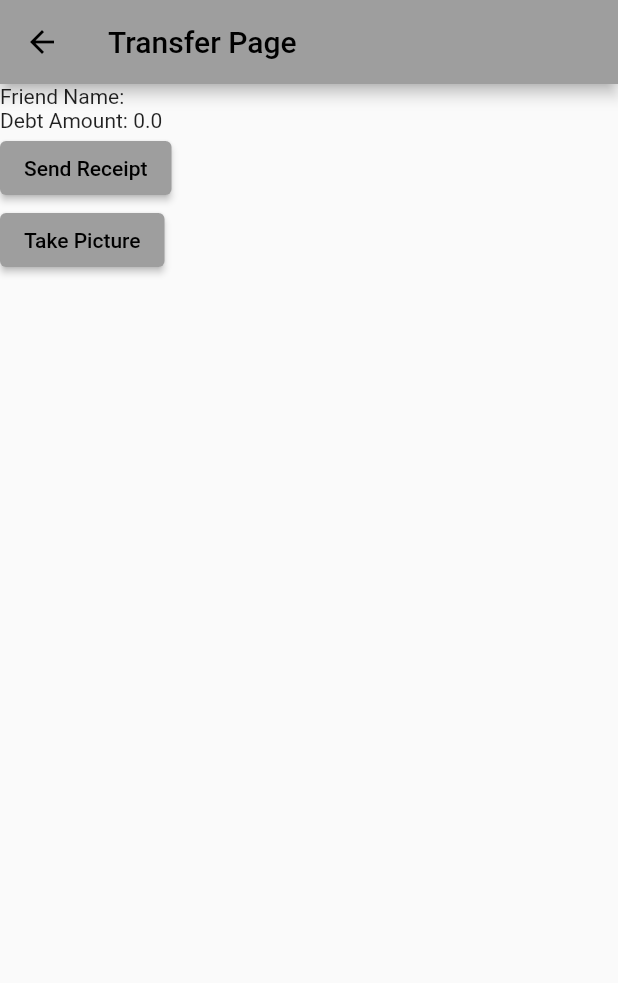
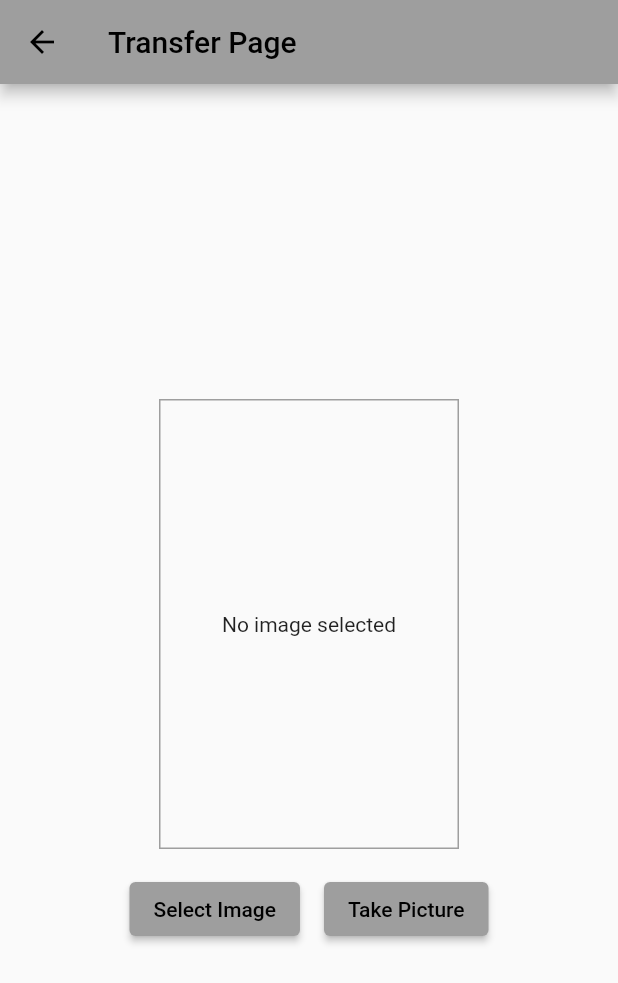
Before and after one commit to Ashyraf/pay2gether, a Flutter app: the TransferPage screen opened directly with empty values, on a phone screen of 412 x 824 dp. Shown: the top 983 px of the screen. Run offline on Flutter 3.47's test engine with Material 2 defaults, Android fonts, the phone set to English and light mode, and no system bars; our stand-ins replace cloud_firestore, firebase_auth, firebase_core, firebase_messaging, firebase_storage, image_picker; accounts and stored records are empty.

Commit message:
user transfer and meet up done

```diff
--- a/lib/screen/masterroomcard.dart
+++ b/lib/screen/masterroomcard.dart
@@ -87,11 +87,6 @@ class _MasterRoomCardState extends State<MasterRoomCard> {
               print('Status: $status');
             }
 
-            // Print roomData to inspect its fields
-            print('roomData: $roomData');
-            print(
-                'DocumentSnapshot data: ${snapshot.data!.docs[index].data()}');
-
             return Card(
               child: ListTile(
                 title: Text(roomName),
--- a/lib/screen/roomcardextend.dart
+++ b/lib/screen/roomcardextend.dart
@@ -249,6 +249,7 @@ class _RoomCardExtendState extends State<RoomCardExtend> {
                         roomName: roomName,
                         friendName: friendName,
                         debtAmount: debtAmount,
+                        bankAccounts: widget.bankAccounts,
                       ),
                     ),
                   );
--- a/lib/screen/transfer.dart
+++ b/lib/screen/transfer.dart
@@ -1,4 +1,5 @@
 import 'dart:io';
+import 'package:flutter/services.dart';
 import 'package:flutter/material.dart';
 import 'package:image_picker/image_picker.dart';
 import 'package:firebase_storage/firebase_storage.dart';
@@ -8,11 +9,13 @@ class TransferPage extends StatefulWidget {
   final String friendName;
   final double debtAmount;
   final String roomName;
+  final List<dynamic> bankAccounts;
 
   TransferPage({
     required this.friendName,
     required this.debtAmount,
     required this.roomName,
+    required this.bankAccounts,
   });
 
   @override
@@ -22,6 +25,14 @@ class TransferPage extends StatefulWidget {
 class _TransferPageState extends State<TransferPage> {
   final ImagePicker _imagePicker = ImagePicker();
   XFile? _imageFile;
+  bool _isImageSelected = false;
+
+  void _copyToClipboard(String text) {
+    Clipboard.setData(ClipboardData(text: text));
+    ScaffoldMessenger.of(context).showSnackBar(
+      SnackBar(content: Text('Copied to clipboard')),
+    );
+  }
 
   Future<void> _uploadReceipt() async {
     if (_imageFile == null) {
@@ -59,12 +70,23 @@ class _TransferPageState extends State<TransferPage> {
     });
   }
 
+  Future<void> _pickImage() async {
+    final XFile? image =
+        await _imagePicker.pickImage(source: ImageSource.gallery);
+
+    setState(() {
+      _imageFile = image;
+      _isImageSelected = true;
+    });
+  }
+
   Future<void> _takePicture() async {
     final XFile? image =
         await _imagePicker.pickImage(source: ImageSource.camera);
 
     setState(() {
       _imageFile = image;
+      _isImageSelected = true;
     });
   }
 
@@ -74,21 +96,76 @@ class _TransferPageState extends State<TransferPage> {
       appBar: AppBar(
         title: Text('Transfer Page'),
       ),
-      body: Column(
+      body: Center(
+        child: Column(
+          mainAxisAlignment: MainAxisAlignment.center,
+          crossAxisAlignment: CrossAxisAlignment.center,
+          children: [
+            Padding(
+              padding: const EdgeInsets.all(16.0),
+              child: Column(
                 crossAxisAlignment: CrossAxisAlignment.start,
                 children: [
-          Text('Friend Name: ${widget.friendName}'),
-          Text('Debt Amount: ${widget.debtAmount}'),
+                  for (var account in widget.bankAccounts)
+                    Column(
+                      children: [
+                        Row(
+                          mainAxisAlignment: MainAxisAlignment.center,
+                          children: [
+                            Text('Bank Name: ${account['bankName']}'),
+                          ],
+                        ),
+                        Row(
+                          mainAxisAlignment: MainAxisAlignment.center,
+                          children: [
+                            Text(' ${account['accountNumber']}'),
+                            IconButton(
+                              icon: Icon(Icons.copy),
+                              onPressed: () {
+                                _copyToClipboard(account['accountNumber']);
+                              },
+                            ),
+                          ],
+                        ),
+                      ],
+                    ),
+                ],
+              ),
+            ),
+            Container(
+              width: 200,
+              height: 300,
+              decoration: BoxDecoration(
+                border: Border.all(color: Colors.grey),
+              ),
+              child: _isImageSelected
+                  ? Image.file(File(_imageFile!.path))
+                  : Center(child: Text('No image selected')),
+            ),
+            SizedBox(height: 16),
+            if (!_isImageSelected)
+              Row(
+                mainAxisAlignment: MainAxisAlignment.center,
+                children: [
                   ElevatedButton(
-            onPressed: _uploadReceipt,
-            child: Text('Send Receipt'),
+                    onPressed: _pickImage,
+                    child: Text('Select Image'),
                   ),
+                  SizedBox(width: 16),
                   ElevatedButton(
                     onPressed: _takePicture,
                     child: Text('Take Picture'),
                   ),
-          if (_imageFile != null) Image.file(File(_imageFile!.path)),
                 ],
+              ),
+            SizedBox(height: 16),
+            if (_isImageSelected)
+              ElevatedButton(
+                onPressed: _uploadReceipt,
+                child: Text('Upload Receipt'),
+              ),
+          ],
+        ),
       ),
     );
   }
```
Lines whose indentation alone changed are shown as unchanged.
